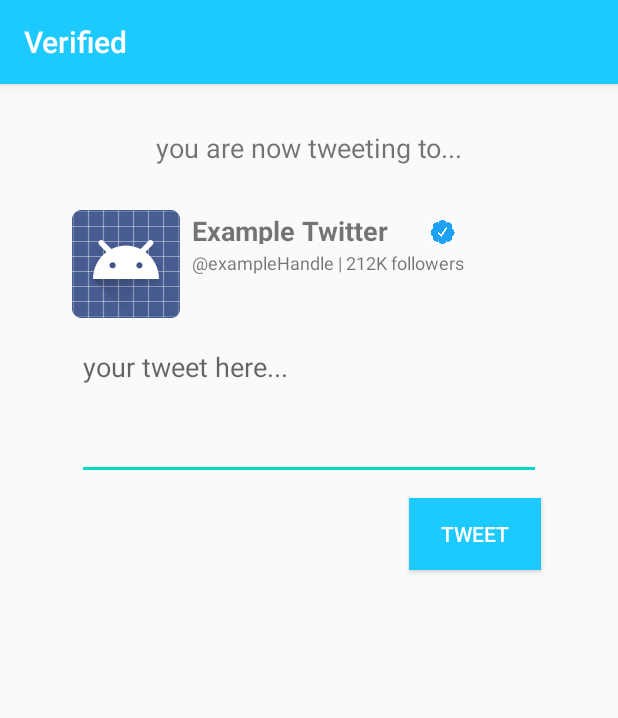
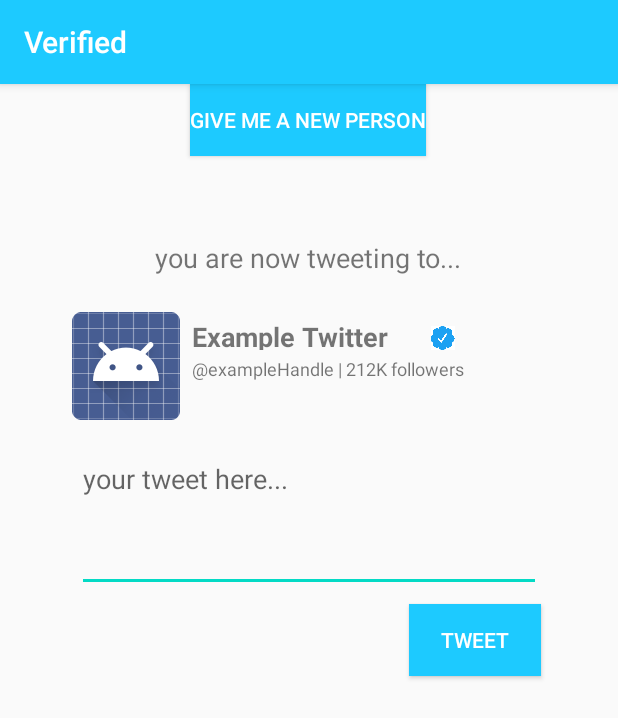
Before and after one commit to mattnovelli/VerifiedADay, an Android app: the screen it shows after launch (MainActivity), on a phone screen of 412 x 824 dp. Shown: the top 718 px of the screen. Run offline under Robolectric (Android 15) with nearby library versions, the phone set to English and light mode, and no system bars.

Commit message:
added button

```diff
--- a/app/src/main/res/layout/activity_main.xml
+++ b/app/src/main/res/layout/activity_main.xml
@@ -5,6 +5,43 @@
     android:layout_width="match_parent"
     android:layout_height="match_parent"
     tools:context=".MainActivity">
+
+    <Button
+        android:id="@+id/button2"
+        android:layout_width="wrap_content"
+        android:layout_height="wrap_content"
+        android:background="#1DCAFF"
+        android:text="give me a new person"
+        android:textColor="#FFFFFF"
+        app:layout_constraintEnd_toEndOf="parent"
+        app:layout_constraintHorizontal_bias="0.498"
+        app:layout_constraintStart_toStartOf="parent"
+        tools:layout_editor_absoluteY="34dp" />
+
+    <EditText
+        android:id="@+id/editText"
+        android:layout_width="309dp"
+        android:layout_height="98dp"
+        android:layout_marginTop="40dp"
+        android:ems="10"
+        android:gravity="start|top"
+        android:hint="your tweet here..."
+        android:inputType="textMultiLine"
+        app:layout_constraintEnd_toEndOf="parent"
+        app:layout_constraintStart_toStartOf="parent"
+        app:layout_constraintTop_toBottomOf="@+id/textView2" />
+
+    <ImageView
+        android:id="@+id/imageView"
+        android:layout_width="wrap_content"
+        android:layout_height="wrap_content"
+        android:layout_marginStart="48dp"
+        android:layout_marginLeft="48dp"
+        android:layout_marginTop="152dp"
+        android:scaleType="fitXY"
+        app:layout_constraintStart_toStartOf="parent"
+        app:layout_constraintTop_toTopOf="parent"
+        app:srcCompat="@android:drawable/sym_def_app_icon" />
 
     <TextView
         android:id="@+id/textView2"
@@ -17,44 +54,6 @@
         android:textSize="12sp"
         app:layout_constraintStart_toEndOf="@+id/imageView"
         app:layout_constraintTop_toBottomOf="@+id/textView" />
-
-    <EditText
-        android:id="@+id/editText"
-        android:layout_width="309dp"
-        android:layout_height="98dp"
-        android:layout_marginTop="36dp"
-        android:ems="10"
-        android:gravity="start|top"
-        android:hint="your tweet here..."
-        android:inputType="textMultiLine"
-        app:layout_constraintEnd_toEndOf="parent"
-        app:layout_constraintStart_toStartOf="parent"
-        app:layout_constraintTop_toBottomOf="@+id/textView2" />
-
-    <Button
-        android:id="@+id/button"
-        android:layout_width="wrap_content"
-        android:layout_height="wrap_content"
-        android:layout_marginTop="12dp"
-        android:background="#1DCAFF"
-        android:text="tweet"
-        android:textColor="#FFFFFF"
-        app:layout_constraintEnd_toEndOf="parent"
-        app:layout_constraintHorizontal_bias="0.842"
-        app:layout_constraintStart_toStartOf="parent"
-        app:layout_constraintTop_toBottomOf="@+id/editText" />
-
-    <ImageView
-        android:id="@+id/imageView"
-        android:layout_width="wrap_content"
-        android:layout_height="wrap_content"
-        android:layout_marginStart="48dp"
-        android:layout_marginLeft="48dp"
-        android:layout_marginTop="84dp"
-        android:scaleType="fitXY"
-        app:layout_constraintStart_toStartOf="parent"
-        app:layout_constraintTop_toTopOf="parent"
-        app:srcCompat="@android:drawable/sym_def_app_icon" />
 
     <TextView
         android:id="@+id/textView"
@@ -70,7 +69,20 @@
         app:layout_constraintHorizontal_bias="0.0"
         app:layout_constraintStart_toEndOf="@+id/imageView"
         app:layout_constraintTop_toTopOf="@+id/imageView"
-        app:layout_constraintVertical_bias="0.01999998" />
+        app:layout_constraintVertical_bias="0.078" />
+
+    <Button
+        android:id="@+id/button"
+        android:layout_width="wrap_content"
+        android:layout_height="wrap_content"
+        android:layout_marginTop="8dp"
+        android:background="#1DCAFF"
+        android:text="tweet"
+        android:textColor="#FFFFFF"
+        app:layout_constraintEnd_toEndOf="parent"
+        app:layout_constraintHorizontal_bias="0.842"
+        app:layout_constraintStart_toStartOf="parent"
+        app:layout_constraintTop_toBottomOf="@+id/editText" />
 
     <ImageView
         android:id="@+id/imageView2"
@@ -93,7 +105,8 @@
         android:textSize="18sp"
         app:layout_constraintBottom_toTopOf="@+id/textView"
         app:layout_constraintEnd_toEndOf="parent"
+        app:layout_constraintHorizontal_bias="0.497"
         app:layout_constraintStart_toStartOf="parent"
         app:layout_constraintTop_toTopOf="parent"
-        app:layout_constraintVertical_bias="0.918" />
+        app:layout_constraintVertical_bias="1.0" />
 </androidx.constraintlayout.widget.ConstraintLayout>
```
